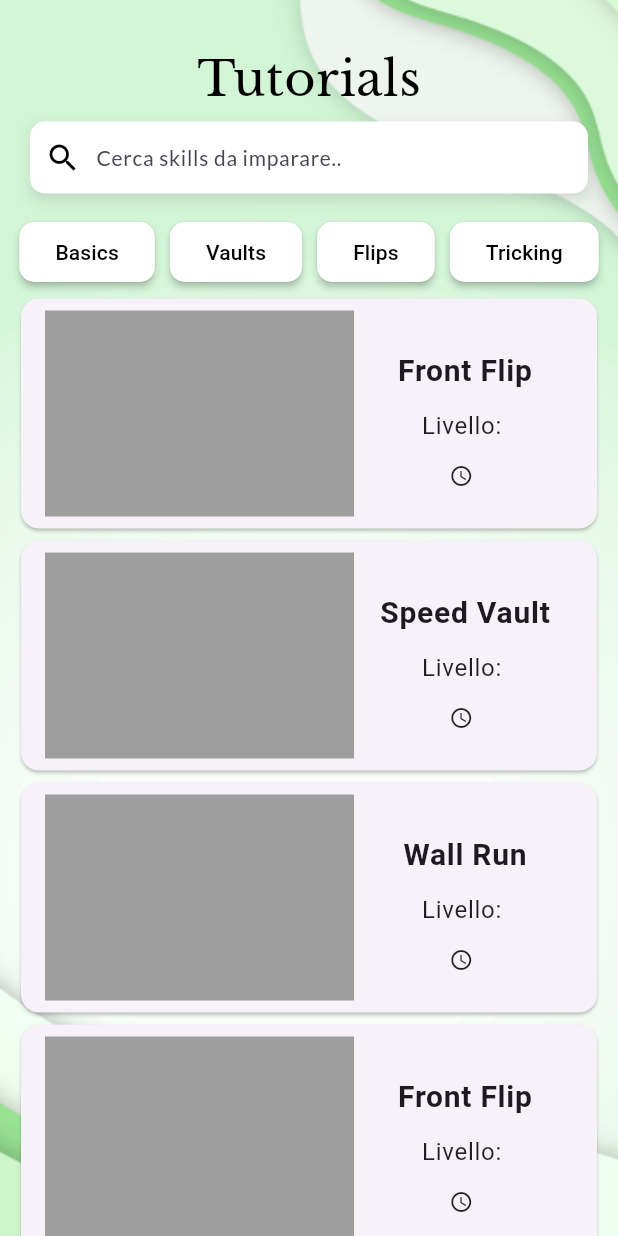
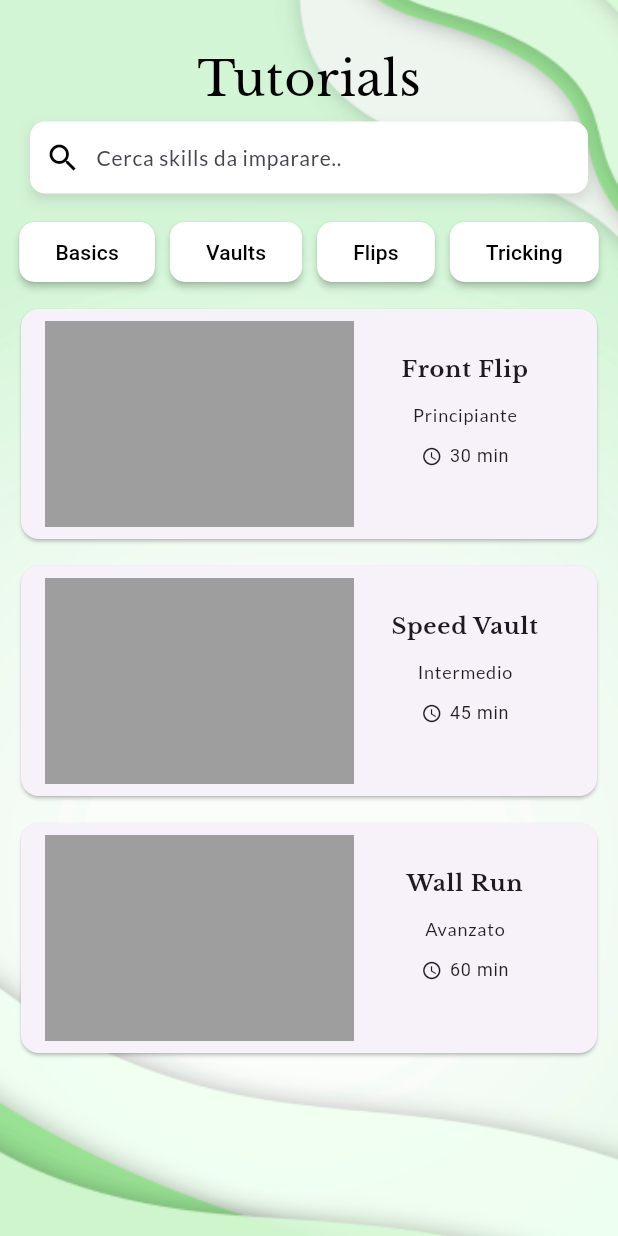
Before and after one commit to morenoboasso/My-Parkour-Tracker, a Flutter app: the screen it shows after launch, on a phone screen of 412 x 824 dp. Run offline on Flutter 3.47's test engine with Material 3 defaults, Android fonts, the light colour scheme and no system bars; drawn by our look-alikes of auto_size_text; our stand-ins replace get, google_fonts.

Commit message:
Upgrade UI + minor changes

```diff
--- a/lib/data/tutorials.dart
+++ b/lib/data/tutorials.dart
@@ -1,23 +1,20 @@
-
 class ParkourTutorial {
   final String id;
   final String title;
   final String category;
+  final String livello;
+  final int durata;
 
   ParkourTutorial({
     required this.id,
     required this.title,
     required this.category,
+    required this.livello,
+    required this.durata,
   });
 }
 final List<ParkourTutorial> tutorials = [
-  ParkourTutorial(id: '1', title: 'Front Flip', category: 'Flips'),
-  ParkourTutorial(id: '2', title: 'Speed Vault', category: 'Vaults'),
-  ParkourTutorial(id: '3', title: 'Wall Run', category: 'Basics'),
-  ParkourTutorial(id: '4', title: 'Front Flip', category: 'Flips'),
-  ParkourTutorial(id: '5', title: 'Speed Vault', category: 'Vaults'),
-  ParkourTutorial(id: '6', title: 'Wall Run', category: 'Basics'),
-  ParkourTutorial(id: '7', title: 'Front Flip', category: 'Flips'),
-  ParkourTutorial(id: '8', title: 'Speed Vault', category: 'Vaults'),
-  ParkourTutorial(id: '9', title: 'Wall Run', category: 'Tricking'),
+  ParkourTutorial(id: '1', title: 'Front Flip', category: 'Flips', livello: 'Principiante', durata: 30),
+  ParkourTutorial(id: '2', title: 'Speed Vault', category: 'Vaults', livello: 'Intermedio', durata: 45),
+  ParkourTutorial(id: '3', title: 'Wall Run', category: 'Basics', livello: 'Avanzato', durata: 60),
 ];
--- a/lib/pages/tutorial/tutorial_home.dart
+++ b/lib/pages/tutorial/tutorial_home.dart
@@ -32,10 +32,6 @@ class _TutorialHomeState extends State<TutorialHome> {
     });
   }
 
-
-
-
-
   @override
   void initState() {
     super.initState();
@@ -59,17 +55,16 @@ class _TutorialHomeState extends State<TutorialHome> {
             width: MediaQuery.of(context).size.width,
             height: MediaQuery.of(context).size.height,
           ),
-          Positioned(
-            top: kIsWeb ? 10 : 30,
-            left: 0,
-            right: 0,
-            child: Column(
-              crossAxisAlignment: CrossAxisAlignment.start,
+          Column(
+            crossAxisAlignment: CrossAxisAlignment.center,
             children: [
-                Center(
+              Padding(
+                padding: const EdgeInsets.only(top: kIsWeb ? 10 : 30),
+                child: Center(
                   child: Text(
                     'Tutorials',
                     style: TextHD.appbarTitle,
+                  ),
                 ),
               ),
               const SizedBox(height: 5),
@@ -94,7 +89,7 @@ class _TutorialHomeState extends State<TutorialHome> {
                     child: Row(
                       children: [
                         const Padding(
-                            padding: EdgeInsets.only(left: 10), // Aggiunto padding qui
+                          padding: EdgeInsets.only(left: 10),
                           child: Icon(Icons.search, color: Colors.black),
                         ),
                         const SizedBox(width: 10),
@@ -117,7 +112,8 @@ class _TutorialHomeState extends State<TutorialHome> {
                 ),
               ),
               const SizedBox(height: 15),
-                Center(
+              Padding(
+                padding: const EdgeInsets.symmetric(horizontal: 0),
                 child: SingleChildScrollView(
                   scrollDirection: Axis.horizontal,
                   child: Row(
@@ -136,30 +132,28 @@ class _TutorialHomeState extends State<TutorialHome> {
                   ),
                 ),
               ),
-              ],
-            ),
-          ),
-          Positioned(
-            top: 195,
-            left: 0,
-            right: 0,
-            bottom: 0,
-            child: Container(
-              padding: const EdgeInsets.symmetric(horizontal: 10),
+              const SizedBox(height: 5),
+
+              Expanded(
+                child: Padding(
+                  padding: const EdgeInsets.symmetric(horizontal: 10), // Aggiunto padding qui
                   child: ListView.builder(
                     scrollDirection: Axis.vertical,
-                itemCount: filteredTutorials.length, // Utilizzare la lista filtrata
+                    itemCount: filteredTutorials.length,
                     itemBuilder: (BuildContext context, int index) {
-                  final ParkourTutorial tutorial = filteredTutorials[index]; // Utilizzare l'indice corretto
+                      final ParkourTutorial tutorial = filteredTutorials[index];
                       return ParkourTutorialCard(
                         id: tutorial.id,
                         title: tutorial.title,
                         category: tutorial.category,
+                        livello:tutorial.livello ,
+                        durata: tutorial.durata,
                       );
                     },
                   ),
-
                 ),
+              ),
+            ],
           ),
         ],
       ),
@@ -191,7 +185,7 @@ class FilterButton extends StatelessWidget {
           shadowColor: Colors.black,
           backgroundColor: isSelected ? Colors.green : Colors.white,
           shape: RoundedRectangleBorder(
-            borderRadius: BorderRadius.circular(10), // Imposta il raggio dei bordi qui
+            borderRadius: BorderRadius.circular(10),
           ),
         ),
         child: Text(
--- a/lib/styles/text_style.dart
+++ b/lib/styles/text_style.dart
@@ -9,4 +9,16 @@ class TextHD {
   static TextStyle searchbar = GoogleFonts.lato(
     fontSize: 14,
   );
+  static TextStyle cardTitle = GoogleFonts.libreBaskerville(
+    fontWeight: FontWeight.bold,
+    fontSize: 16,
+  );
+  static TextStyle cardLivello = GoogleFonts.lato(
+    fontSize: 12,
+    color: Colors.black87,
+  );
+  static TextStyle cardDurata = GoogleFonts.lato(
+    fontSize: 12,
+    color: Colors.black87,
+  );
 }
--- a/lib/widgets/parkour_tutorial_card.dart
+++ b/lib/widgets/parkour_tutorial_card.dart
@@ -1,77 +1,90 @@
 import 'package:flutter/material.dart';
+import 'package:auto_size_text/auto_size_text.dart';
+import 'package:myparkourtracker/styles/text_style.dart';
 
 class ParkourTutorialCard extends StatelessWidget {
   final String id;
   final String title;
   final String category;
+  final String livello;
+  final int durata;
 
   const ParkourTutorialCard({
     super.key,
     required this.id,
     required this.title,
     required this.category,
+    required this.livello,
+    required this.durata,
   });
 
   @override
   Widget build(BuildContext context) {
-    return Card(
-    child: ListTile(
+    return Padding(
+      padding: const EdgeInsets.symmetric(vertical: 5.0),
+      child: Card(
+        child: ListTile(
           title: Row(
             crossAxisAlignment: CrossAxisAlignment.start,
             children: [
               // Container per l'immagine del movimento
               Container(
-                width: MediaQuery.of(context).size.width / 2, // Metà della larghezza dello schermo
-                height: MediaQuery.of(context).size.height / 6, // Altezza aggiuntiva
-                color: Colors.grey, // Inserisci l'immagine qui
+                width: MediaQuery.of(context).size.width / 2,
+                height: MediaQuery.of(context).size.height / 6,
+                color: Colors.grey,
+                // Inserisci l'immagine qui
               ),
               const SizedBox(width: 10),
               // Container per le informazioni
               Expanded(
                 child: Padding(
-                  padding: const EdgeInsets.only(top: 25),
+                  padding: const EdgeInsets.only(top: 20,bottom: 10),
                   child: Column(
                     crossAxisAlignment: CrossAxisAlignment.start,
+                    mainAxisAlignment: MainAxisAlignment.center,
                     children: [
                       // Titolo
                       Center(
-                        child: Text(
+                        child: AutoSizeText(
                           title,
-                          style: const TextStyle(
-                            fontWeight: FontWeight.bold,
-                            fontSize: 20,
-                          ),
+                          maxLines: 1,
+                          maxFontSize: 15,
+                          minFontSize: 12,
+                          textAlign: TextAlign.center,
+                          style: TextHD.cardTitle
                         ),
                       ),
-                      SizedBox(height: 10), // Spazio verticale
-                      // Livello del flip
+                      const SizedBox(height: 10),
+                      // Livello
                       Center(
-                        child: Text(
-                          'Livello: ', // Sostituisci con il livello
-                          style: TextStyle(
-                            fontSize: 16,
-                            color: Colors.black87,
-                          ),
+                        child: AutoSizeText(
+                          livello,
+                          maxLines: 1,
+                            maxFontSize: 13,
+                            minFontSize: 10,
+                          style: TextHD.cardLivello
                         ),
                       ),
-                      SizedBox(height: 10), // Spazio verticale
-                      // Icona della durata
+                      const SizedBox(height: 10),
+                      // Durata del tutorial
                       Center(
                         child: Row(
                           mainAxisAlignment: MainAxisAlignment.center,
                           children: [
-                            Icon(
+                            const Icon(
                               Icons.access_time,
-                              size: 16,
+                              size: 14,
                               color: Colors.black87,
                             ),
-                            SizedBox(width: 5),
-                            // Durata del tutorial
-                            Text(
-                              '', // Sostituisci con la durata
-                              style: TextStyle(
-                                fontSize: 14,
-                                color: Colors.grey,
+                            const SizedBox(width: 5),
+                            AutoSizeText(
+                              '$durata min',
+                              maxLines: 1,
+                              maxFontSize: 13,
+                              minFontSize: 10,
+                              style: const TextStyle(
+                                fontSize: 12,
+                                color: Colors.black87,
                               ),
                             ),
                           ],
@@ -81,14 +94,13 @@ class ParkourTutorialCard extends StatelessWidget {
                   ),
                 ),
               ),
-
-
             ],
           ),
           onTap: () {
             // Azioni da eseguire quando si tocca la card
           },
         ),
+      ),
     );
   }
 }
--- a/pubspec.yaml
+++ b/pubspec.yaml
@@ -37,6 +37,7 @@ dependencies:
   cupertino_icons: ^1.0.6
   get: ^4.6.6
   google_fonts: ^4.0.4
+  auto_size_text: ^3.0.0
 
 
 dev_dependencies:
```
Lines whose indentation alone changed are shown as unchanged.
